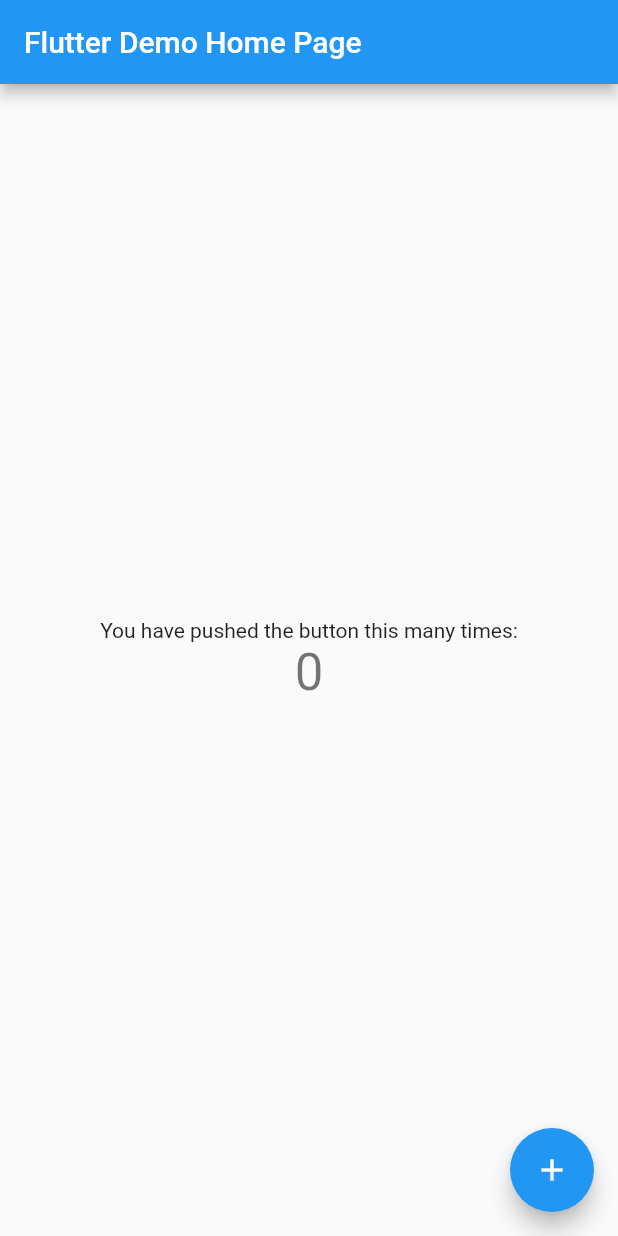
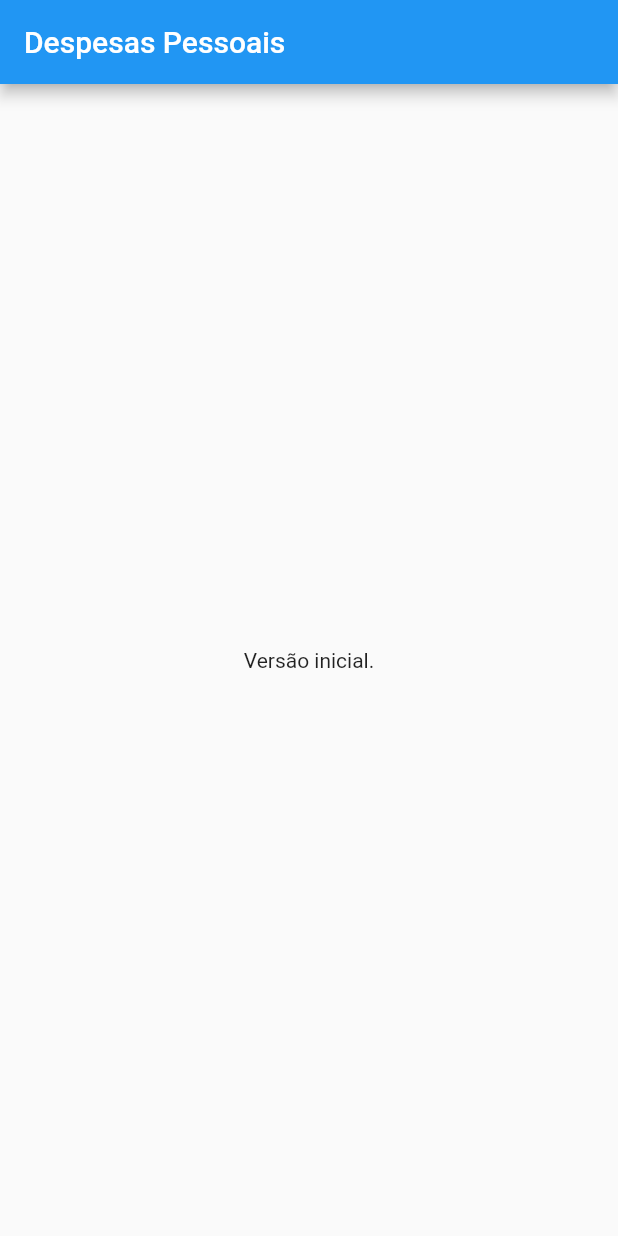
Before and after one commit to camila-fukuda/flutter_despesas_pessoais, a Flutter app: the screen it shows after launch, on a phone screen of 412 x 824 dp. Run offline on Flutter 3.47's test engine with Material 2 defaults, Android fonts, the phone set to English and light mode, and no system bars.

Commit message:
Estrutura inicial.

```diff
--- a/lib/main.dart
+++ b/lib/main.dart
@@ -1,115 +1,30 @@
 import 'package:flutter/material.dart';
 
-void main() {
-  runApp(const MyApp());
-}
+main() => runApp(const ExpensesApp());
 
-class MyApp extends StatelessWidget {
-  const MyApp({super.key});
+class ExpensesApp extends StatelessWidget {
+  const ExpensesApp({super.key});
 
-  // This widget is the root of your application.
   @override
   Widget build(BuildContext context) {
-    return MaterialApp(
-      title: 'Flutter Demo',
-      theme: ThemeData(
-        // This is the theme of your application.
-        //
-        // Try running your application with "flutter run". You'll see the
-        // application has a blue toolbar. Then, without quitting the app, try
-        // changing the primarySwatch below to Colors.green and then invoke
-        // "hot reload" (press "r" in the console where you ran "flutter run",
-        // or simply save your changes to "hot reload" in a Flutter IDE).
-        // Notice that the counter didn't reset back to zero; the application
-        // is not restarted.
-        primarySwatch: Colors.blue,
-      ),
-      home: const MyHomePage(title: 'Flutter Demo Home Page'),
+    return const MaterialApp(
+      home: MyHomePage(),
     );
   }
 }
 
-class MyHomePage extends StatefulWidget {
-  const MyHomePage({super.key, required this.title});
-
-  // This widget is the home page of your application. It is stateful, meaning
-  // that it has a State object (defined below) that contains fields that affect
-  // how it looks.
-
-  // This class is the configuration for the state. It holds the values (in this
-  // case the title) provided by the parent (in this case the App widget) and
-  // used by the build method of the State. Fields in a Widget subclass are
-  // always marked "final".
-
-  final String title;
-
-  @override
-  State<MyHomePage> createState() => _MyHomePageState();
-}
-
-class _MyHomePageState extends State<MyHomePage> {
-  int _counter = 0;
-
-  void _incrementCounter() {
-    setState(() {
-      // This call to setState tells the Flutter framework that something has
-      // changed in this State, which causes it to rerun the build method below
-      // so that the display can reflect the updated values. If we changed
-      // _counter without calling setState(), then the build method would not be
-      // called again, and so nothing would appear to happen.
-      _counter++;
-    });
-  }
+class MyHomePage extends StatelessWidget {
+  const MyHomePage({super.key});
 
   @override
   Widget build(BuildContext context) {
-    // This method is rerun every time setState is called, for instance as done
-    // by the _incrementCounter method above.
-    //
-    // The Flutter framework has been optimized to make rerunning build methods
-    // fast, so that you can just rebuild anything that needs updating rather
-    // than having to individually change instances of widgets.
     return Scaffold(
       appBar: AppBar(
-        // Here we take the value from the MyHomePage object that was created by
-        // the App.build method, and use it to set our appbar title.
-        title: Text(widget.title),
+        title: const Text('Despesas Pessoais'),
       ),
-      body: Center(
-        // Center is a layout widget. It takes a single child and positions it
-        // in the middle of the parent.
-        child: Column(
-          // Column is also a layout widget. It takes a list of children and
-          // arranges them vertically. By default, it sizes itself to fit its
-          // children horizontally, and tries to be as tall as its parent.
-          //
-          // Invoke "debug painting" (press "p" in the console, choose the
-          // "Toggle Debug Paint" action from the Flutter Inspector in Android
-          // Studio, or the "Toggle Debug Paint" command in Visual Studio Code)
-          // to see the wireframe for each widget.
-          //
-          // Column has various properties to control how it sizes itself and
-          // how it positions its children. Here we use mainAxisAlignment to
-          // center the children vertically; the main axis here is the vertical
-          // axis because Columns are vertical (the cross axis would be
-          // horizontal).
-          mainAxisAlignment: MainAxisAlignment.center,
-          children: <Widget>[
-            const Text(
-              'You have pushed the button this many times:',
-            ),
-            Text(
-              '$_counter',
-              style: Theme.of(context).textTheme.headlineMedium,
-            ),
-          ],
-        ),
+      body: const Center(
+        child: Text('Versão inicial.'),
       ),
-      floatingActionButton: FloatingActionButton(
-        onPressed: _incrementCounter,
-        tooltip: 'Increment',
-        child: const Icon(Icons.add),
-      ), // This trailing comma makes auto-formatting nicer for build methods.
     );
   }
 }
```
